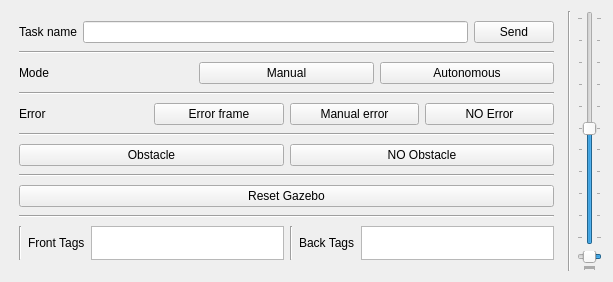
Before: the Qt Designer form scripts/ui/mobile_app_sim.ui in agribot-2-0/agribot_simulation, drawn with Qt 5.
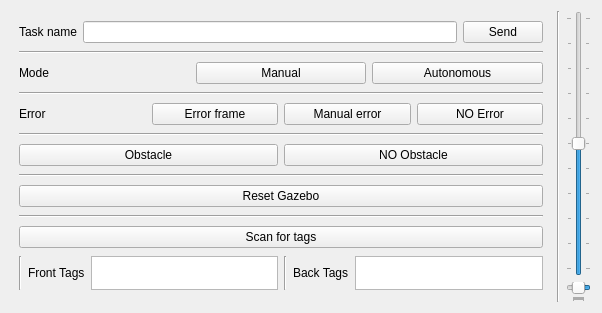
After: the same form once the commit is applied.

Commit message: Added RFID scan trigger button

What changed in the file:
```diff
--- a/scripts/ui/mobile_app_sim.ui
+++ b/scripts/ui/mobile_app_sim.ui
@@ -6,8 +6,8 @@
    <rect>
     <x>0</x>
     <y>0</y>
-    <width>613</width>
-    <height>282</height>
+    <width>602</width>
+    <height>313</height>
    </rect>
   </property>
   <property name="windowTitle">
@@ -172,6 +172,13 @@
          </property>
         </widget>
        </item>
+       <item>
+        <widget class="QPushButton" name="button_scan_tags">
+         <property name="text">
+          <string>Scan for tags</string>
+         </property>
+        </widget>
+       </item>
        <item>
         <layout class="QHBoxLayout" name="horizontalLayout_9">
          <item>
```
The commit also changes 1 other file.
